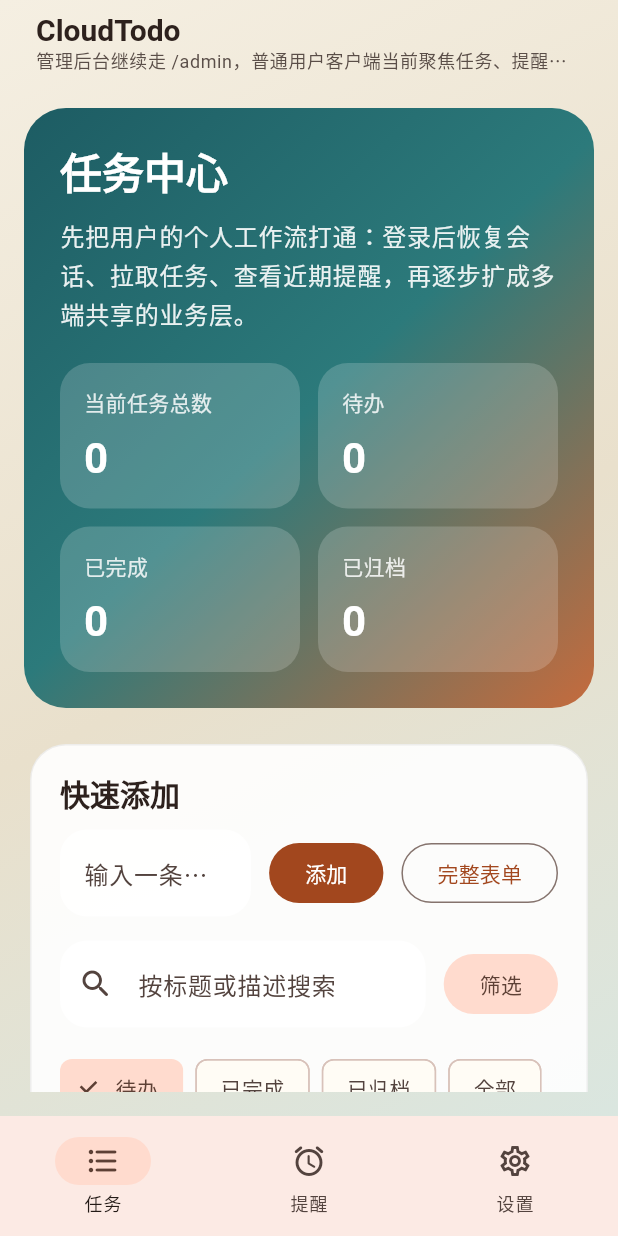
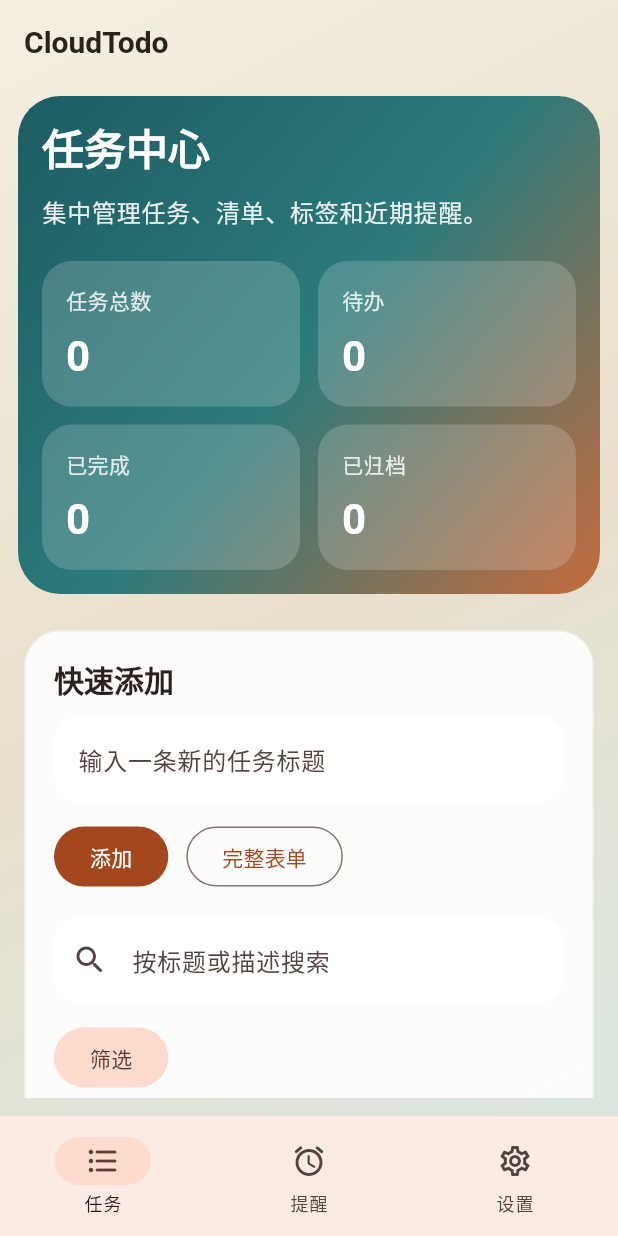
Before and after one commit to yzfh-ty/CloudTodo, a Flutter app: the AppShell screen opened directly with empty values, on a phone screen of 412 x 824 dp. Run offline on Flutter 3.47's test engine with Material 3 defaults, Android fonts, the phone set to English and light mode, and no system bars; missing offline and left inert: dart:html; accounts and stored records are empty; network calls fail; Roboto replaces fonts that are missing (Georgia).

Commit message:
feat: optimize Flutter mobile layout and task summary

```diff
--- a/apps/client_flutter/lib/src/app.dart
+++ b/apps/client_flutter/lib/src/app.dart
@@ -139,7 +139,6 @@ class _AppState extends State<App> {
       colorScheme: scheme,
       scaffoldBackgroundColor: cream,
       useMaterial3: true,
-      fontFamily: 'Georgia',
       textTheme: const TextTheme(
         headlineLarge: TextStyle(
           fontSize: 40,
--- a/apps/client_flutter/lib/src/features/app/presentation/app_shell.dart
+++ b/apps/client_flutter/lib/src/features/app/presentation/app_shell.dart
@@ -21,7 +21,9 @@ class AppShell extends StatelessWidget {
   @override
   Widget build(BuildContext context) {
     final services = AppScope.of(context).services;
-    final isCompact = MediaQuery.sizeOf(context).width < 900;
+    final width = MediaQuery.sizeOf(context).width;
+    final isCompact = width < 900;
+    final isMobile = width < 600;
     final body = _buildSection(section);
 
     final navigationItems = const [
@@ -56,16 +58,23 @@ class AppShell extends StatelessWidget {
         appBar: AppBar(
           backgroundColor: Colors.transparent,
           elevation: 0,
-          titleSpacing: 24,
-          title: Column(
+          toolbarHeight: isMobile ? 56 : 72,
+          titleSpacing: isMobile ? 16 : 24,
+          title: isMobile
+              ? Text(
+                  services.config.appName,
+                  style: Theme.of(context).textTheme.titleLarge,
+                )
+              : Column(
                   crossAxisAlignment: CrossAxisAlignment.start,
+                  mainAxisSize: MainAxisSize.min,
                   children: [
                     Text(
                       services.config.appName,
                       style: Theme.of(context).textTheme.titleLarge,
                     ),
                     Text(
-                '管理后台继续走 /admin，普通用户客户端当前聚焦任务、提醒和设置三个主业务入口。',
+                      '任务、提醒和设置',
                       style: Theme.of(context).textTheme.bodySmall?.copyWith(
                             color: const Color(0xFF5A4E48),
                           ),
@@ -85,7 +94,12 @@ class AppShell extends StatelessWidget {
               ),
             Expanded(
               child: Padding(
-                padding: const EdgeInsets.all(16),
+                padding: EdgeInsets.fromLTRB(
+                  isMobile ? 12 : 16,
+                  isMobile ? 8 : 16,
+                  isMobile ? 12 : 16,
+                  isMobile ? 12 : 16,
+                ),
                 child: body,
               ),
             ),
@@ -204,46 +218,32 @@ class AuthPageFrame extends StatelessWidget {
         ),
         child: Center(
           child: SingleChildScrollView(
-            padding: const EdgeInsets.all(24),
-            child: Container(
-              constraints: const BoxConstraints(maxWidth: 960),
-              child: Row(
-                children: [
-                  Expanded(
-                    child: Padding(
-                      padding: const EdgeInsets.only(right: 24),
-                      child: Column(
+            padding: const EdgeInsets.all(16),
+            child: LayoutBuilder(
+              builder: (context, constraints) {
+                final isMobile = constraints.maxWidth < 720;
+                final intro = Column(
                   crossAxisAlignment: CrossAxisAlignment.start,
                   mainAxisSize: MainAxisSize.min,
                   children: [
                     Text(
                       title,
-                            style: Theme.of(context).textTheme.headlineLarge,
+                      style: isMobile
+                          ? Theme.of(context).textTheme.titleLarge
+                          : Theme.of(context).textTheme.headlineLarge,
                     ),
-                          const SizedBox(height: 16),
+                    if (!isMobile) ...[
+                      const SizedBox(height: 12),
                       Text(
                         subtitle,
                         style: Theme.of(context).textTheme.bodyLarge,
                       ),
-                          const SizedBox(height: 24),
-                          Container(
-                            padding: const EdgeInsets.all(20),
-                            decoration: BoxDecoration(
-                              color: Colors.white.withValues(alpha: 0.55),
-                              borderRadius: BorderRadius.circular(24),
-                            ),
-                            child: const Text(
-                              '这次初始化只做普通用户客户端。`/admin` 管理后台继续留在后端侧，避免权限边界和部署职责混杂。',
-                            ),
-                          ),
                     ],
-                      ),
-                    ),
-                  ),
-                  Expanded(
-                    child: Card(
+                  ],
+                );
+                final form = Card(
                   child: Padding(
-                        padding: const EdgeInsets.all(24),
+                    padding: EdgeInsets.all(isMobile ? 20 : 24),
                     child: Column(
                       mainAxisSize: MainAxisSize.min,
                       crossAxisAlignment: CrossAxisAlignment.stretch,
@@ -254,10 +254,32 @@ class AuthPageFrame extends StatelessWidget {
                       ],
                     ),
                   ),
+                );
+
+                return ConstrainedBox(
+                  constraints: const BoxConstraints(maxWidth: 960),
+                  child: isMobile
+                      ? Column(
+                          crossAxisAlignment: CrossAxisAlignment.stretch,
+                          children: [
+                            intro,
+                            const SizedBox(height: 20),
+                            form,
+                          ],
+                        )
+                      : Row(
+                          children: [
+                            Expanded(
+                              child: Padding(
+                                padding: const EdgeInsets.only(right: 24),
+                                child: intro,
                               ),
                             ),
+                            Expanded(child: form),
                           ],
                         ),
+                );
+              },
             ),
           ),
         ),
--- a/apps/client_flutter/lib/src/features/todos/application/todo_list_controller.dart
+++ b/apps/client_flutter/lib/src/features/todos/application/todo_list_controller.dart
@@ -37,6 +37,12 @@ class TodoListController extends ChangeNotifier {
   String? tagFilter;
   String keyword = '';
   int total = 0;
+  Map<String, int> statusSummary = const {
+    'total': 0,
+    'pending': 0,
+    'completed': 0,
+    'archived': 0,
+  };
   bool _initialized = false;
 
   Future<void> initialize() async {
@@ -64,18 +70,21 @@ class TodoListController extends ChangeNotifier {
         _remindersRepository.getUpcomingReminders(),
         _todoMetadataRepository.getTodoLists(),
         _todoMetadataRepository.getTags(),
+        _todoRepository.getSummary(),
       ]);
 
       final todosPage = results[0] as PagedResponse<TodoItem>;
       final reminders = results[1] as List<ReminderItem>;
       final lists = results[2] as List<TodoListItem>;
       final loadedTags = results[3] as List<TagItem>;
+      final loadedSummary = results[4] as Map<String, int>;
 
       items = todosPage.items;
       total = todosPage.total;
       upcomingReminders = reminders;
       todoLists = lists;
       tags = loadedTags;
+      statusSummary = loadedSummary;
     } catch (error) {
       errorMessage = AppException.describe(error);
     } finally {
@@ -270,20 +279,6 @@ class TodoListController extends ChangeNotifier {
     });
   }
 
-  Map<String, int> get statusSummary {
-    final summary = <String, int>{
-      'pending': 0,
-      'completed': 0,
-      'archived': 0,
-    };
-
-    for (final item in items) {
-      summary[item.status] = (summary[item.status] ?? 0) + 1;
-    }
-
-    return summary;
-  }
-
   Future<bool> _runMutation(Future<void> Function() action) async {
     isSubmitting = true;
     errorMessage = null;
--- a/apps/client_flutter/lib/src/features/todos/presentation/todo_page.dart
+++ b/apps/client_flutter/lib/src/features/todos/presentation/todo_page.dart
@@ -60,10 +60,20 @@ class _TodoPageState extends State<TodoPage> {
       builder: (context, _) {
         final summary = _controller.statusSummary;
 
+        return LayoutBuilder(
+          builder: (context, constraints) {
+            final isMobile = constraints.maxWidth < 600;
+            final useTwoColumns = constraints.maxWidth >= 1120;
+            final mainWidth = useTwoColumns ? 780.0 : constraints.maxWidth;
+            final sideWidth = useTwoColumns ? 320.0 : constraints.maxWidth;
+            final filterWidth = isMobile ? constraints.maxWidth - 48 : 220.0;
+            final summaryWidth =
+                isMobile ? (constraints.maxWidth - 44) / 2 : 160.0;
+
             return ListView(
               children: [
                 Container(
-              padding: const EdgeInsets.all(24),
+                  padding: EdgeInsets.all(isMobile ? 16 : 24),
                   decoration: BoxDecoration(
                     borderRadius: BorderRadius.circular(28),
                     gradient: const LinearGradient(
@@ -87,7 +97,7 @@ class _TodoPageState extends State<TodoPage> {
                       ),
                       const SizedBox(height: 12),
                       Text(
-                    '先把用户的个人工作流打通：登录后恢复会话、拉取任务、查看近期提醒，再逐步扩成多端共享的业务层。',
+                        '集中管理任务、清单、标签和近期提醒。',
                         style: theme.textTheme.bodyLarge?.copyWith(
                           color: Colors.white.withValues(alpha: 0.9),
                         ),
@@ -98,13 +108,25 @@ class _TodoPageState extends State<TodoPage> {
                         runSpacing: 12,
                         children: [
                           _SummaryCard(
-                          label: '当前任务总数', value: '${_controller.total}'),
+                            width: summaryWidth,
+                            label: '任务总数',
+                            value: '${summary['total'] ?? 0}',
+                          ),
                           _SummaryCard(
-                          label: '待办', value: '${summary['pending'] ?? 0}'),
+                            width: summaryWidth,
+                            label: '待办',
+                            value: '${summary['pending'] ?? 0}',
+                          ),
                           _SummaryCard(
-                          label: '已完成', value: '${summary['completed'] ?? 0}'),
+                            width: summaryWidth,
+                            label: '已完成',
+                            value: '${summary['completed'] ?? 0}',
+                          ),
                           _SummaryCard(
-                          label: '已归档', value: '${summary['archived'] ?? 0}'),
+                            width: summaryWidth,
+                            label: '已归档',
+                            value: '${summary['archived'] ?? 0}',
+                          ),
                         ],
                       ),
                     ],
@@ -117,7 +139,7 @@ class _TodoPageState extends State<TodoPage> {
                   crossAxisAlignment: WrapCrossAlignment.start,
                   children: [
                     SizedBox(
-                  width: 780,
+                      width: mainWidth,
                       child: Column(
                         children: [
                           Card(
@@ -131,62 +153,9 @@ class _TodoPageState extends State<TodoPage> {
                                     style: theme.textTheme.titleLarge,
                                   ),
                                   const SizedBox(height: 12),
-                              Row(
-                                children: [
-                                  Expanded(
-                                    child: TextField(
-                                      controller: _createController,
-                                      decoration: const InputDecoration(
-                                        hintText: '输入一条新的任务标题',
-                                      ),
-                                      onSubmitted: (_) => _createTodo(),
-                                    ),
-                                  ),
-                                  const SizedBox(width: 12),
-                                  FilledButton(
-                                    onPressed: _controller.isSubmitting
-                                        ? null
-                                        : _createTodo,
-                                    child: Text(
-                                      _controller.isSubmitting
-                                          ? '提交中...'
-                                          : '添加',
-                                    ),
-                                  ),
-                                  const SizedBox(width: 12),
-                                  OutlinedButton(
-                                    onPressed: _controller.isSubmitting
-                                        ? null
-                                        : _openCreateDialog,
-                                    child: const Text('完整表单'),
-                                  ),
-                                ],
-                              ),
+                                  _buildQuickAddControls(isMobile),
                                   const SizedBox(height: 16),
-                              Row(
-                                children: [
-                                  Expanded(
-                                    child: TextField(
-                                      controller: _searchController,
-                                      decoration: const InputDecoration(
-                                        hintText: '按标题或描述搜索',
-                                        prefixIcon: Icon(Icons.search_rounded),
-                                      ),
-                                      onSubmitted: (value) {
-                                        _controller.setKeyword(value);
-                                      },
-                                    ),
-                                  ),
-                                  const SizedBox(width: 12),
-                                  FilledButton.tonal(
-                                    onPressed: () {
-                                      _controller
-                                          .setKeyword(_searchController.text);
-                                    },
-                                    child: const Text('筛选'),
-                                  ),
-                                ],
-                              ),
+                                  _buildSearchControls(isMobile),
                                   const SizedBox(height: 16),
                                   Wrap(
                                     spacing: 8,
@@ -194,31 +163,35 @@ class _TodoPageState extends State<TodoPage> {
                                     children: [
                                       _StatusFilterChip(
                                         label: '待办',
-                                    selected:
-                                        _controller.statusFilter == 'pending',
+                                        selected: _controller.statusFilter ==
+                                            'pending',
                                         onSelected: () {
-                                      _controller.setStatusFilter('pending');
+                                          _controller
+                                              .setStatusFilter('pending');
                                         },
                                       ),
                                       _StatusFilterChip(
                                         label: '已完成',
-                                    selected:
-                                        _controller.statusFilter == 'completed',
+                                        selected: _controller.statusFilter ==
+                                            'completed',
                                         onSelected: () {
-                                      _controller.setStatusFilter('completed');
+                                          _controller
+                                              .setStatusFilter('completed');
                                         },
                                       ),
                                       _StatusFilterChip(
                                         label: '已归档',
-                                    selected:
-                                        _controller.statusFilter == 'archived',
+                                        selected: _controller.statusFilter ==
+                                            'archived',
                                         onSelected: () {
-                                      _controller.setStatusFilter('archived');
+                                          _controller
+                                              .setStatusFilter('archived');
                                         },
                                       ),
                                       _StatusFilterChip(
                                         label: '全部',
-                                    selected: _controller.statusFilter == null,
+                                        selected:
+                                            _controller.statusFilter == null,
                                         onSelected: () {
                                           _controller.setStatusFilter(null);
                                         },
@@ -229,10 +202,11 @@ class _TodoPageState extends State<TodoPage> {
                                   Wrap(
                                     spacing: 12,
                                     runSpacing: 12,
-                                crossAxisAlignment: WrapCrossAlignment.center,
+                                    crossAxisAlignment:
+                                        WrapCrossAlignment.center,
                                     children: [
                                       SizedBox(
-                                    width: 220,
+                                        width: filterWidth,
                                         child: DropdownButtonFormField<String>(
                                           initialValue:
                                               _controller.listFilter ?? '',
@@ -260,9 +234,10 @@ class _TodoPageState extends State<TodoPage> {
                                         ),
                                       ),
                                       SizedBox(
-                                    width: 220,
+                                        width: filterWidth,
                                         child: DropdownButtonFormField<String>(
-                                      initialValue: _controller.tagFilter ?? '',
+                                          initialValue:
+                                              _controller.tagFilter ?? '',
                                           decoration: const InputDecoration(
                                               labelText: '标签筛选'),
                                           items: [
@@ -312,18 +287,20 @@ class _TodoPageState extends State<TodoPage> {
                                       children: [
                                         ..._controller.todoLists.map(
                                           (list) => InputChip(
-                                        avatar: const Icon(Icons.folder_rounded,
+                                            avatar: const Icon(
+                                                Icons.folder_rounded,
                                                 size: 18),
                                             label: Text(list.name),
-                                        onPressed: () =>
-                                            _editTodoList(list.id, list.name),
-                                        onDeleted: () =>
-                                            _deleteTodoList(list.id, list.name),
+                                            onPressed: () => _editTodoList(
+                                                list.id, list.name),
+                                            onDeleted: () => _deleteTodoList(
+                                                list.id, list.name),
                                           ),
                                         ),
                                         ..._controller.tags.map(
                                           (tag) => InputChip(
-                                        avatar: const Icon(Icons.sell_rounded,
+                                            avatar: const Icon(
+                                                Icons.sell_rounded,
                                                 size: 18),
                                             label: Text(tag.name),
                                             onPressed: () =>
@@ -339,8 +316,8 @@ class _TodoPageState extends State<TodoPage> {
                                     const SizedBox(height: 12),
                                     Text(
                                       _controller.errorMessage!,
-                                  style:
-                                      const TextStyle(color: Color(0xFFA12E2E)),
+                                      style: const TextStyle(
+                                          color: Color(0xFFA12E2E)),
                                     ),
                                   ],
                                 ],
@@ -352,7 +329,8 @@ class _TodoPageState extends State<TodoPage> {
                             const Card(
                               child: Padding(
                                 padding: EdgeInsets.all(24),
-                            child: Center(child: CircularProgressIndicator()),
+                                child:
+                                    Center(child: CircularProgressIndicator()),
                               ),
                             )
                           else if (_controller.items.isEmpty)
@@ -397,7 +375,7 @@ class _TodoPageState extends State<TodoPage> {
                       ),
                     ),
                     SizedBox(
-                  width: 320,
+                      width: sideWidth,
                       child: Card(
                         child: Padding(
                           padding: const EdgeInsets.all(20),
@@ -410,7 +388,7 @@ class _TodoPageState extends State<TodoPage> {
                               ),
                               const SizedBox(height: 8),
                               Text(
-                            '这里展示近期提醒，用于证明客户端模块拆分已经覆盖任务之外的第二条业务链路。',
+                                '查看即将触发的任务提醒。',
                                 style: theme.textTheme.bodyMedium,
                               ),
                               const SizedBox(height: 16),
@@ -418,7 +396,8 @@ class _TodoPageState extends State<TodoPage> {
                                 const EmptyStateCard(
                                   icon: Icons.alarm_off_rounded,
                                   title: '暂无近期提醒',
-                              description: '你可以在任务卡片里添加提醒，之后这里会显示最近即将触发的提醒。',
+                                  description:
+                                      '你可以在任务卡片里添加提醒，之后这里会显示最近即将触发的提醒。',
                                 )
                               else
                                 ..._controller.upcomingReminders.map(
@@ -426,8 +405,10 @@ class _TodoPageState extends State<TodoPage> {
                                     padding: const EdgeInsets.only(bottom: 10),
                                     child: _ReminderCard(
                                       item: item,
-                                  onViewDetail: () => _openReminderDetail(item),
-                                  onEdit: () => _openEditReminderDialog(item),
+                                      onViewDetail: () =>
+                                          _openReminderDetail(item),
+                                      onEdit: () =>
+                                          _openEditReminderDialog(item),
                                       onDelete: () => _deleteReminder(item),
                                     ),
                                   ),
@@ -442,6 +423,83 @@ class _TodoPageState extends State<TodoPage> {
               ],
             );
           },
+        );
+      },
+    );
+  }
+
+  Widget _buildQuickAddControls(bool isMobile) {
+    final input = TextField(
+      controller: _createController,
+      decoration: const InputDecoration(hintText: '输入一条新的任务标题'),
+      onSubmitted: (_) => _createTodo(),
+    );
+    final addButton = FilledButton(
+      onPressed: _controller.isSubmitting ? null : _createTodo,
+      child: Text(_controller.isSubmitting ? '提交中...' : '添加'),
+    );
+    final formButton = OutlinedButton(
+      onPressed: _controller.isSubmitting ? null : _openCreateDialog,
+      child: const Text('完整表单'),
+    );
+
+    if (isMobile) {
+      return Column(
+        crossAxisAlignment: CrossAxisAlignment.stretch,
+        children: [
+          input,
+          const SizedBox(height: 12),
+          Wrap(
+            spacing: 12,
+            runSpacing: 8,
+            children: [addButton, formButton],
+          ),
+        ],
+      );
+    }
+
+    return Row(
+      children: [
+        Expanded(child: input),
+        const SizedBox(width: 12),
+        addButton,
+        const SizedBox(width: 12),
+        formButton,
+      ],
+    );
+  }
+
+  Widget _buildSearchControls(bool isMobile) {
+    final input = TextField(
+      controller: _searchController,
+      decoration: const InputDecoration(
+        hintText: '按标题或描述搜索',
+        prefixIcon: Icon(Icons.search_rounded),
+      ),
+      onSubmitted: _controller.setKeyword,
+    );
+    final button = FilledButton.tonal(
+      onPressed: () => _controller.setKeyword(_searchController.text),
+      child: const Text('筛选'),
+    );
+
+    if (isMobile) {
+      return Column(
+        crossAxisAlignment: CrossAxisAlignment.stretch,
+        children: [
+          input,
+          const SizedBox(height: 12),
+          Align(alignment: Alignment.centerLeft, child: button),
+        ],
+      );
+    }
+
+    return Row(
+      children: [
+        Expanded(child: input),
+        const SizedBox(width: 12),
+        button,
+      ],
     );
   }
 
@@ -868,17 +926,19 @@ class _TodoPageState extends State<TodoPage> {
 
 class _SummaryCard extends StatelessWidget {
   const _SummaryCard({
+    required this.width,
     required this.label,
     required this.value,
   });
 
+  final double width;
   final String label;
   final String value;
 
   @override
   Widget build(BuildContext context) {
     return Container(
-      width: 160,
+      width: width,
       padding: const EdgeInsets.all(16),
       decoration: BoxDecoration(
         color: Colors.white.withValues(alpha: 0.18),
```
Also changed, not shown: apps/client_flutter/lib/src/features/notification_endpoints/presentation/notification_endpoints_page.dart (+88 -46 lines), apps/client_flutter/lib/src/features/reminders/presentation/reminders_page.dart (+84 -46 lines), apps/client_flutter/lib/src/features/settings/presentation/settings_page.dart (+70 -35 lines), apps/client_flutter/lib/src/features/todos/data/todo_repository.dart (+19 -2 lines), 6 other files. Lines whose indentation alone changed are shown as unchanged.
